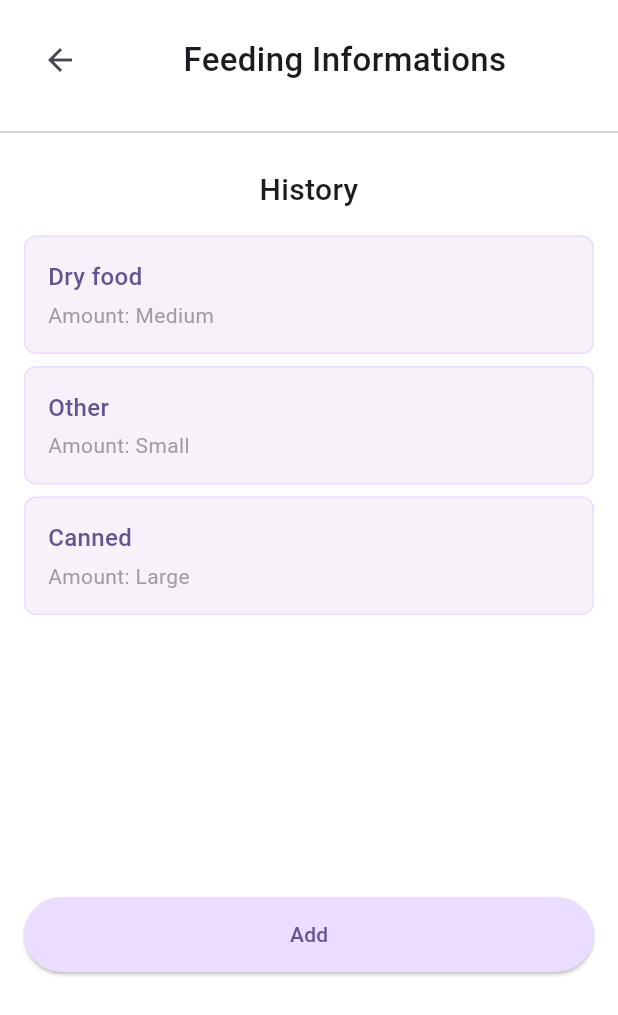
After one commit to gkincs/pawsome_app, a Flutter app: the NutritionHistoryWidget screen opened directly, on a phone screen of 412 x 824 dp. The commit adds this screen. Shown: the top 1015 px of the screen. Run offline on Flutter 3.47's test engine with Material 3 defaults, Android fonts, the phone set to English and light mode, and no system bars; our stand-ins replace bloc, cloud_firestore, firebase_auth, firebase_core, flutter_bloc, image_picker; accounts and stored records are empty.

Commit message:
nutrition history UI - draft

```diff
--- /dev/null
+++ b/pawsome_app/lib/screens/nutrition_history_screen.dart
@@ -0,0 +1,174 @@
+import 'package:flutter/material.dart';
+
+class NutritionItem {
+  final String type;
+  final String amount;
+
+  NutritionItem({required this.type, required this.amount});
+}
+
+class NutritionHistoryWidget extends StatefulWidget {
+  const NutritionHistoryWidget({super.key});
+
+  @override
+  _NutritionHistoryWidgetState createState() => _NutritionHistoryWidgetState();
+}
+
+class _NutritionHistoryWidgetState extends State<NutritionHistoryWidget> {
+  final List<NutritionItem> nutritionItems = [
+    NutritionItem(type: 'Dry food', amount: 'Medium'),
+    NutritionItem(type: 'Other', amount: 'Small'),
+    NutritionItem(type: 'Canned', amount: 'Large'),
+  ];
+
+  @override
+  Widget build(BuildContext context) {
+    return Scaffold(
+      backgroundColor: Colors.white,
+      body: SafeArea(
+        child: Column(
+          crossAxisAlignment: CrossAxisAlignment.start,
+          children: [
+            _buildHeader(),
+            const Divider(color: Color(0xFFCAC4D0)),
+            _buildHistorySection(),
+            const Spacer(),
+            _buildAddButton(),
+            const SizedBox(height:160),
+          ],
+        ),
+      ),
+    );
+  }
+
+  Widget _buildHeader() {
+    return Container(
+      padding: const EdgeInsets.all(16),
+      child: Row(
+        children: [
+          IconButton(
+            icon: const Icon(Icons.arrow_back),
+            onPressed: () {},
+            //color: const Color(0xFF65558F),
+          ),
+          const Expanded(  // Add Expanded widget
+          child: Text(
+            'Feeding Informations',
+            textAlign: TextAlign.center,
+            style: TextStyle(
+              fontSize: 22,
+              fontWeight: FontWeight.w500,
+              //color: Color(0xFF65558F),
+              ),
+            ),
+          ),
+        ],
+      ),
+    );
+  }
+
+  Widget _buildHistorySection() {
+    return Padding(
+      padding: const EdgeInsets.all(16),
+      child: Column(
+        children: [
+          const Text(
+            'History',
+            textAlign: TextAlign.center,
+            style: TextStyle(
+              fontSize: 20,
+              fontWeight: FontWeight.w500,
+            ),
+          ),
+          const SizedBox(height: 16),
+          ListView.builder(
+            shrinkWrap: true,
+            physics: const NeverScrollableScrollPhysics(),
+            itemCount: nutritionItems.length,
+            itemBuilder: (context, index) {
+              return _buildNutritionCard(nutritionItems[index]);
+            },
+          ),
+        ],
+      ),
+    );
+  }
+
+  Widget _buildNutritionCard(NutritionItem item) {
+    return Card(
+      margin: const EdgeInsets.only(bottom: 8),
+      elevation: 0,
+      shape: RoundedRectangleBorder(
+        borderRadius: BorderRadius.circular(8),
+        side: const BorderSide(
+          color: Color(0xFFEADDFF),
+          width: 1,
+        ),
+      ),
+      child: Padding(
+        padding: const EdgeInsets.all(16),
+        child: Column(
+          crossAxisAlignment: CrossAxisAlignment.start,
+          children: [
+            Text(
+              item.type,
+              style: const TextStyle(
+                fontSize: 16,
+                fontWeight: FontWeight.w500,
+                color: Color(0xFF65558F),
+              ),
+            ),
+            const SizedBox(height: 4),
+            Text(
+              'Amount: ${item.amount}',
+              style: const TextStyle(
+                fontSize: 14,
+                color: Colors.grey,
+              ),
+            ),
+          ],
+        ),
+      ),
+    );
+  }
+
+  Widget _buildAddButton() {
+    return Padding(
+      padding: const EdgeInsets.all(16),
+      child: ElevatedButton(
+        onPressed: () {},
+        style: ElevatedButton.styleFrom(
+          backgroundColor: const Color(0xFFEADDFF),
+          foregroundColor: const Color(0xFF65558F),
+          minimumSize: const Size(double.infinity, 50),
+          shape: RoundedRectangleBorder(
+            borderRadius: BorderRadius.circular(100),
+          ),
+        ),
+        child: const Text('Add'),
+      ),
+    );
+  }
+
+  Widget _buildNavItem(String label, bool isSelected) {
+    return Column(
+      mainAxisSize: MainAxisSize.min,
+      children: [
+        Text(
+          label,
+          style: TextStyle(
+            color: isSelected ? const Color(0xFF65558F) : Colors.grey,
+            fontSize: 14,
+          ),
+        ),
+        if (isSelected)
+          Container(
+            width: 32,
+            height: 2,
+            margin: const EdgeInsets.only(top: 4),
+            color: const Color(0xFF65558F),
+          ),
+      ],
+    );
+  }
+}
--- a/pawsome_app/lib/screens/screen_manager.dart
+++ b/pawsome_app/lib/screens/screen_manager.dart
@@ -11,6 +11,7 @@ import 'package:pawsome_app/screens/health_info_screen.dart';
 import 'package:pawsome_app/screens/login_screen.dart';
 import 'package:pawsome_app/screens/new_account_screen.dart';
 import 'package:pawsome_app/screens/nutrition_diary.dart';
+import 'package:pawsome_app/screens/nutrition_history_screen.dart';
 import 'package:pawsome_app/screens/pet_prof_screen.dart';
 import 'package:pawsome_app/screens/pet_screen.dart';
 import 'package:pawsome_app/screens/signin_screen.dart';
@@ -37,7 +38,7 @@ class ScreenManager extends StatelessWidget {
       PetScreenWidget(),
       DiaryWidget(),
       NutritionDiaryWidget(),
-      //NutritionHistoryWidget(), - HIÁNYZÓ WIDGET !!!
+      NutritionHistoryWidget(),
       ActivityScreenWidget(),
       ActivityHistoryWidget(),
       ExpensesWidget(),
```
